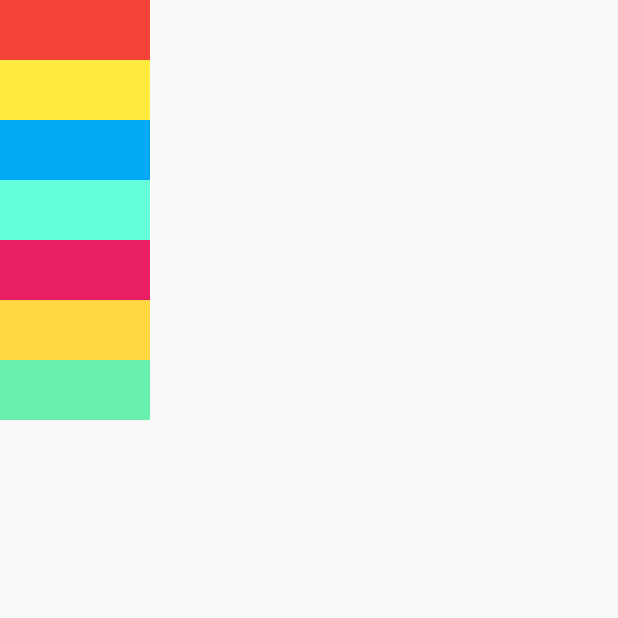
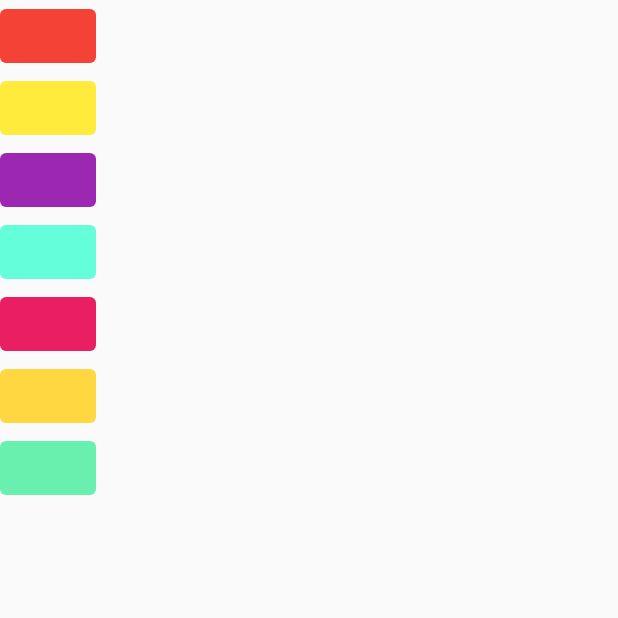
Before and after one commit to pekomon/Flutter-Apps, a Flutter app: the screen it shows after launch, on a phone screen of 412 x 824 dp, the top half of it. Run offline on Flutter 3.47's test engine with Material 2 defaults, Android fonts, the phone set to English and light mode, and no system bars; our stand-ins replace audioplayers.

Commit message:
Remove unneeded containers

```diff
--- a/xylophone/lib/main.dart
+++ b/xylophone/lib/main.dart
@@ -2,16 +2,17 @@ import 'package:audioplayers/audioplayers.dart';
 import 'package:flutter/material.dart';
 
 void main() {
-  runApp(const XylophoneApp());
+  runApp(XylophoneApp());
 }
 
 class XylophoneApp extends StatelessWidget {
-  const XylophoneApp({Key? key}) : super(key: key);
+  XylophoneApp({Key? key}) : super(key: key);
+
+  final player = AudioCache();
 
   // This widget is the root of your application.
   @override
   Widget build(BuildContext context) {
-    final player = AudioCache();
     //final audioPlayer = AudioPlayer(playerId: 'my_unique_playerId');
     return MaterialApp(
       title: 'Xylophone',
@@ -32,75 +33,66 @@ class XylophoneApp extends StatelessWidget {
           child: Container(
             child: Column(
               children: [
-                Container(
-                  width: 100.0,
-                  height: 40.0,
-                  color: Colors.red,
-                  child: TextButton(
+                TextButton(
                   onPressed: () {
-                        player.play('note1.wav');
+                    playSound(1);
                   },
-                      child: const Text('')),
+                  style: ButtonStyle(
+                      backgroundColor: MaterialStateProperty.all(Colors.red)),
+                  child: const Text(''),
                 ),
-                Container(
-                  width: 100.0,
-                  height: 40.0,
-                  color: Colors.yellow,
-                  child: TextButton(
+                TextButton(
                   onPressed: () {
-                        player.play('note2.wav');
+                    playSound(2);
                   },
-                      child: const Text('')),
+                  style: ButtonStyle(
+                      backgroundColor:
+                          MaterialStateProperty.all(Colors.yellow)),
+                  child: const Text(''),
                 ),
-                Container(
-                  width: 100.0,
-                  height: 40.0,
-                  color: Colors.lightBlue,
-                  child: TextButton(
+                TextButton(
                   onPressed: () {
-                        player.play('note3.wav');
+                    playSound(3);
                   },
-                      child: const Text('')),
+                  style: ButtonStyle(
+                      backgroundColor:
+                          MaterialStateProperty.all(Colors.purple)),
+                  child: const Text(''),
                 ),
-                Container(
-                  width: 100.0,
-                  height: 40.0,
-                  color: Colors.tealAccent,
-                  child: TextButton(
+                TextButton(
                   onPressed: () {
-                        player.play('note4.wav');
+                    playSound(4);
                   },
-                      child: const Text('')),
+                  style: ButtonStyle(
+                      backgroundColor:
+                          MaterialStateProperty.all(Colors.tealAccent)),
+                  child: const Text(''),
                 ),
-                Container(
-                  width: 100.0,
-                  height: 40.0,
-                  color: Colors.pink,
-                  child: TextButton(
+                TextButton(
                   onPressed: () {
-                        player.play('note5.wav');
+                    playSound(5);
                   },
-                      child: const Text('')),
+                  style: ButtonStyle(
+                      backgroundColor: MaterialStateProperty.all(Colors.pink)),
+                  child: const Text(''),
                 ),
-                Container(
-                  width: 100.0,
-                  height: 40.0,
-                  color: Colors.amberAccent,
-                  child: TextButton(
+                TextButton(
                   onPressed: () {
-                        player.play('note6.wav');
+                    playSound(6);
                   },
-                      child: const Text('')),
+                  style: ButtonStyle(
+                      backgroundColor:
+                          MaterialStateProperty.all(Colors.amberAccent)),
+                  child: const Text(''),
                 ),
-                Container(
-                  width: 100.0,
-                  height: 40.0,
-                  color: Colors.greenAccent,
-                  child: TextButton(
+                TextButton(
                   onPressed: () {
-                        player.play('note7.wav');
+                    playSound(7);
                   },
-                      child: const Text('')),
+                  style: ButtonStyle(
+                      backgroundColor:
+                          MaterialStateProperty.all(Colors.greenAccent)),
+                  child: const Text(''),
                 ),
               ],
             ),
@@ -109,4 +101,8 @@ class XylophoneApp extends StatelessWidget {
       ),
     );
   }
+
+  void playSound(int soundNumber) {
+    player.play('note$soundNumber.wav');
   }
+}
```
Lines whose indentation alone changed are shown as unchanged.
